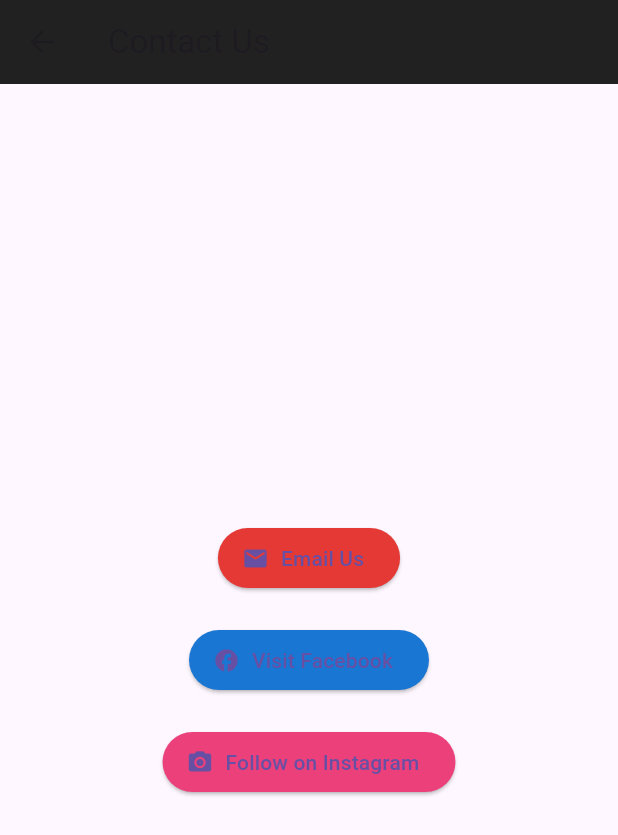
After one commit to dimaderevciuc/Stoic-Quotes, a Flutter app: the ContactsScreen screen opened directly, on a phone screen of 412 x 824 dp. The commit adds this screen. Shown: the top 835 px of the screen. Run offline on Flutter 3.47's test engine with Material 3 defaults, Android fonts, the light colour scheme and no system bars; our stand-ins replace csv.

Commit message:
added menu, favourites and contact pages

```diff
--- /dev/null
+++ b/lib/ContactsScreen.dart
@@ -0,0 +1,56 @@
+import 'package:flutter/material.dart';
+
+class ContactsScreen extends StatelessWidget {
+  const ContactsScreen({super.key});
+
+
+
+  @override
+  Widget build(BuildContext context) {
+    return Scaffold(
+      appBar: AppBar(
+        title: Text('Contact Us'),
+        backgroundColor: Colors.black87,
+      ),
+      body: Center(
+        child: Column(
+          mainAxisAlignment: MainAxisAlignment.center,
+          children: [
+            ElevatedButton.icon(
+              onPressed: () {
+
+              },
+              icon: Icon(Icons.email),
+              label: Text('Email Us'),
+              style: ElevatedButton.styleFrom(
+                backgroundColor: Colors.red[600],
+              ),
+            ),
+            SizedBox(height: 20),
+            ElevatedButton.icon(
+              onPressed: () {
+
+              },
+              icon: Icon(Icons.facebook),
+              label: Text('Visit Facebook'),
+              style: ElevatedButton.styleFrom(
+                backgroundColor: Colors.blue[700],
+              ),
+            ),
+            SizedBox(height: 20),
+            ElevatedButton.icon(
+              onPressed: () {
+
+              },
+              icon: Icon(Icons.camera_alt),
+              label: Text('Follow on Instagram'),
+              style: ElevatedButton.styleFrom(
+                backgroundColor: Colors.pink[400],
+              ),
+            ),
+          ],
+        ),
+      ),
+    );
+  }
+}
```
Also changed, not shown: lib/FavoritesScreen.dart (+5 -3 lines), lib/quotes_page.dart (+40 -0 lines), 1 other file.
